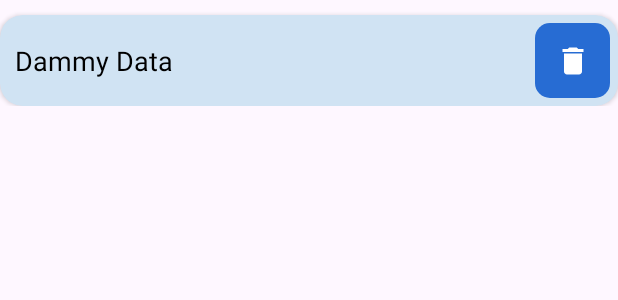
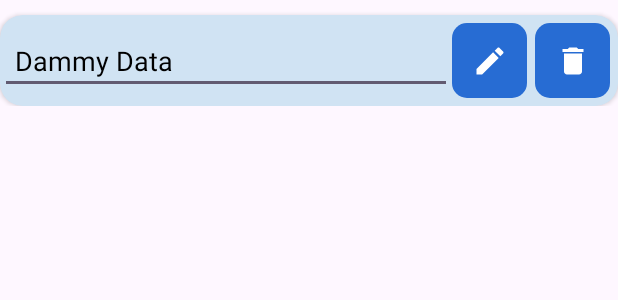
Before and after one commit to AjayChauhan3103/Todos, an Android app: the layout todos_custom_layout.xml on its own in the app's theme, with its tools: preview values and no code run, on a phone screen of 412 x 824 dp. Shown: the top 300 px of the screen. Run offline under Robolectric (Android 15) with nearby library versions, the phone set to English and light mode, and no system bars.

```diff
--- a/app/build.gradle.kts
+++ b/app/build.gradle.kts
@@ -51,4 +51,9 @@ dependencies {
 //retrofit
     implementation ("com.squareup.retrofit2:retrofit:2.9.0")
     implementation ("com.squareup.retrofit2:converter-gson:2.9.0")
+    implementation ("com.squareup.okhttp3:okhttp:4.9.3")
+    implementation ("com.squareup.okhttp3:logging-interceptor:4.9.3")
+
+    debugImplementation ("com.github.chuckerteam.chucker:library:3.3.0")
+    releaseImplementation ("com.github.chuckerteam.chucker:library-no-op:3.3.0")
 }
--- a/app/src/main/java/com/example/todos/activities/MainActivity.kt
+++ b/app/src/main/java/com/example/todos/activities/MainActivity.kt
@@ -6,11 +6,13 @@ import android.util.Log
 import android.view.View
 import android.widget.Toast
 import androidx.recyclerview.widget.LinearLayoutManager
+import com.chuckerteam.chucker.api.ChuckerInterceptor
 import com.example.todos.adapters.TodoAdapter
 import com.example.todos.databinding.ActivityMainBinding
 import com.example.todos.models.Data
 import com.example.todos.models.TodoModelList
 import com.example.todos.services.ApiInterface
+import okhttp3.OkHttpClient
 import retrofit2.Call
 import retrofit2.Callback
 import retrofit2.Response
@@ -45,7 +47,8 @@ class MainActivity : AppCompatActivity() {
 
         val retrofitBuilder = Retrofit.Builder()
             .addConverterFactory(GsonConverterFactory.create())
-            .baseUrl(BASE_URL).build().create(ApiInterface::class.java)
+            .baseUrl(BASE_URL)
+            .build().create(ApiInterface::class.java)
 
         val retrofitData = retrofitBuilder.getData()
 
--- /dev/null
+++ b/app/src/main/res/drawable/baseline_edit_24.xml
@@ -0,0 +1,5 @@
+<vector android:height="24dp" android:tint="#FFFFFF"
+    android:viewportHeight="24" android:viewportWidth="24"
+    android:width="24dp" xmlns:android="http://schemas.android.com/apk/res/android">
+    <path android:fillColor="@android:color/white" android:pathData="M3,17.25V21h3.75L17.81,9.94l-3.75,-3.75L3,17.25zM20.71,7.04c0.39,-0.39 0.39,-1.02 0,-1.41l-2.34,-2.34c-0.39,-0.39 -1.02,-0.39 -1.41,0l-1.83,1.83 3.75,3.75 1.83,-1.83z"/>
+</vector>
--- a/app/src/main/res/layout/todos_custom_layout.xml
+++ b/app/src/main/res/layout/todos_custom_layout.xml
@@ -20,8 +20,8 @@
             android:layout_width="match_parent"
             android:layout_height="match_parent">
 
-            <TextView
-                android:id="@+id/txtDisplayTodo"
+            <EditText
+                android:id="@+id/edtDisplayTodo"
                 android:layout_width="0dp"
                 android:layout_height="wrap_content"
                 android:gravity="left|center"
@@ -30,7 +30,7 @@
                 android:textColor="@color/black"
                 android:textSize="18sp"
                 app:layout_constraintBottom_toBottomOf="parent"
-                app:layout_constraintEnd_toStartOf="@+id/imgBtnDelete"
+                app:layout_constraintEnd_toStartOf="@+id/imgBtnEdit"
                 app:layout_constraintStart_toStartOf="parent"
                 app:layout_constraintTop_toTopOf="parent" />
 
@@ -47,6 +47,19 @@
                 app:layout_constraintEnd_toEndOf="parent"
                 app:layout_constraintTop_toTopOf="parent" />
 
+            <ImageButton
+                android:id="@+id/imgBtnEdit"
+                android:layout_width="50dp"
+                android:layout_height="50dp"
+                android:backgroundTint="#276CD3"
+                android:src="@drawable/baseline_edit_24"
+                android:layout_marginEnd="5dp"
+                android:layout_marginVertical="5dp"
+                android:background="@drawable/btn_shape"
+                app:layout_constraintBottom_toBottomOf="parent"
+                app:layout_constraintEnd_toStartOf="@+id/imgBtnDelete"
+                app:layout_constraintTop_toTopOf="parent" />
+
         </androidx.constraintlayout.widget.ConstraintLayout>
 
     </androidx.cardview.widget.CardView>
```
Also changed, not shown: app/src/main/java/com/example/todos/adapters/TodoAdapter.kt (+39 -2 lines), app/src/main/java/com/example/todos/services/ApiInterface.kt (+6 -2 lines).
